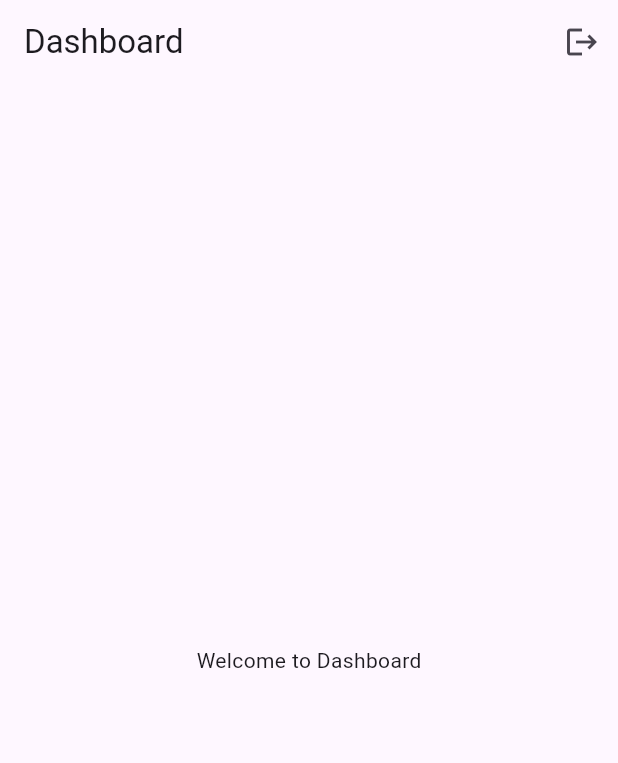
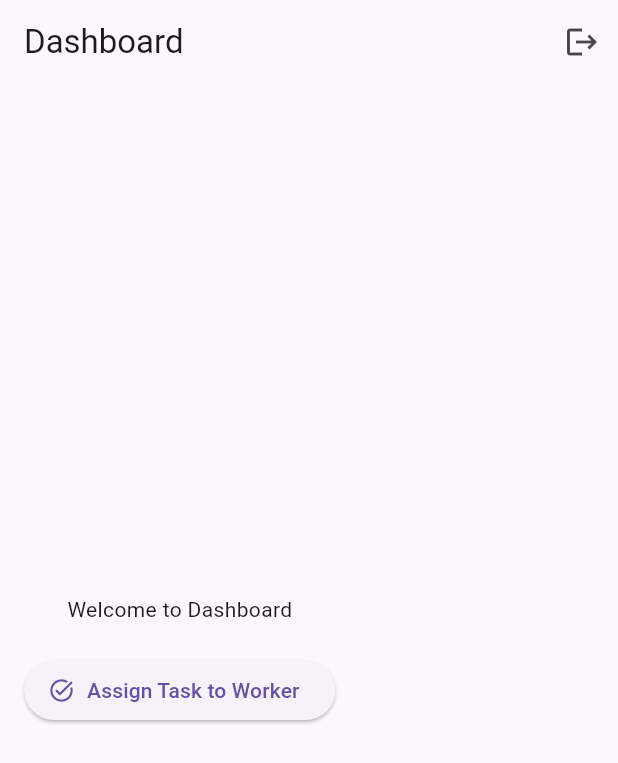
Before and after one commit to Radzzz999/spotlog, a Flutter app: the DashboardScreen screen opened directly with empty values, on a phone screen of 412 x 824 dp. Shown: the top 763 px of the screen. Run offline on Flutter 3.47's test engine with Material 3 defaults, Android fonts, the phone set to English and light mode, and no system bars; our stand-ins replace equatable, flutter_bloc, geocoding, geolocator, google_maps_flutter.

Commit message:
add androidmanifest dan membuat task dari admin

```diff
--- /dev/null
+++ b/lib/logic/task/bloc/task_event.dart
@@ -0,0 +1,27 @@
+import 'package:equatable/equatable.dart';
+
+abstract class TaskEvent extends Equatable {
+  @override
+  List<Object?> get props => [];
+}
+
+class AssignTaskEvent extends TaskEvent {
+  final String token;
+  final String title;
+  final String description;
+  final int assignedTo;
+  final double? latitude;
+  final double? longitude;
+
+  AssignTaskEvent({
+    required this.token,
+    required this.title,
+    required this.description,
+    required this.assignedTo,
+    this.latitude,
+    this.longitude,
+  });
+
+  @override
+  List<Object?> get props => [token, title, description, assignedTo, latitude, longitude];
+}
--- /dev/null
+++ b/lib/logic/task/bloc/task_state.dart
@@ -0,0 +1,21 @@
+import 'package:equatable/equatable.dart';
+
+abstract class TaskState extends Equatable {
+  @override
+  List<Object?> get props => [];
+}
+
+class TaskInitial extends TaskState {}
+
+class TaskLoading extends TaskState {}
+
+class TaskSuccess extends TaskState {}
+
+class TaskFailure extends TaskState {
+  final String error;
+
+  TaskFailure(this.error);
+
+  @override
+  List<Object?> get props => [error];
+}
--- a/lib/presentation/screens/dashboard_screen.dart
+++ b/lib/presentation/screens/dashboard_screen.dart
@@ -5,6 +5,7 @@ import 'package:flutter_bloc/flutter_bloc.dart';
 import 'package:spotlog/logic/bloc/auth_bloc.dart';
 import 'package:spotlog/logic/bloc/auth_event.dart';
 import 'package:spotlog/logic/bloc/auth_state.dart';
+import 'package:spotlog/presentation/screens-task/assign_task_screen.dart';
 import 'package:spotlog/presentation/screens/login_screen.dart';
 
 class DashboardScreen extends StatelessWidget {
@@ -37,8 +38,27 @@ class DashboardScreen extends StatelessWidget {
             )
           ],
         ),
-        body: Center(
-          child: Text('Welcome to Dashboard'),
+        body: Padding(
+          padding: const EdgeInsets.all(16.0),
+          child: Column(
+            mainAxisAlignment: MainAxisAlignment.center,
+            children: [
+              Text('Welcome to Dashboard'),
+              const SizedBox(height: 20),
+              ElevatedButton.icon(
+                icon: Icon(Icons.task_alt),
+                label: Text('Assign Task to Worker'),
+                onPressed: () {
+                  Navigator.push(
+                    context,
+                    MaterialPageRoute(
+                      builder: (_) => AssignTaskScreen(token: token),
+                    ),
+                  );
+                },
+              ),
+            ],
+          ),
         ),
       ),
     );
--- a/pubspec.yaml
+++ b/pubspec.yaml
@@ -47,6 +47,7 @@ dependencies:
   image_picker: ^1.1.2
   intl: ^0.20.2
   equatable: ^2.0.5
+  google_maps_flutter: ^2.5.0
 
 dev_dependencies:
   flutter_test:
```
Also changed, not shown: lib/data/repositories-task/task_repository.dart (added, +32 -0 lines), lib/logic/task/bloc/task_bloc.dart (added, +27 -0 lines), lib/main.dart (+9 -3 lines), lib/presentation/screens-task/assign_task_screen.dart (added, +110 -0 lines), lib/presentation/screens-task/native_map_screen.dart (added, +120 -0 lines), pubspec.lock, 1 other file.
